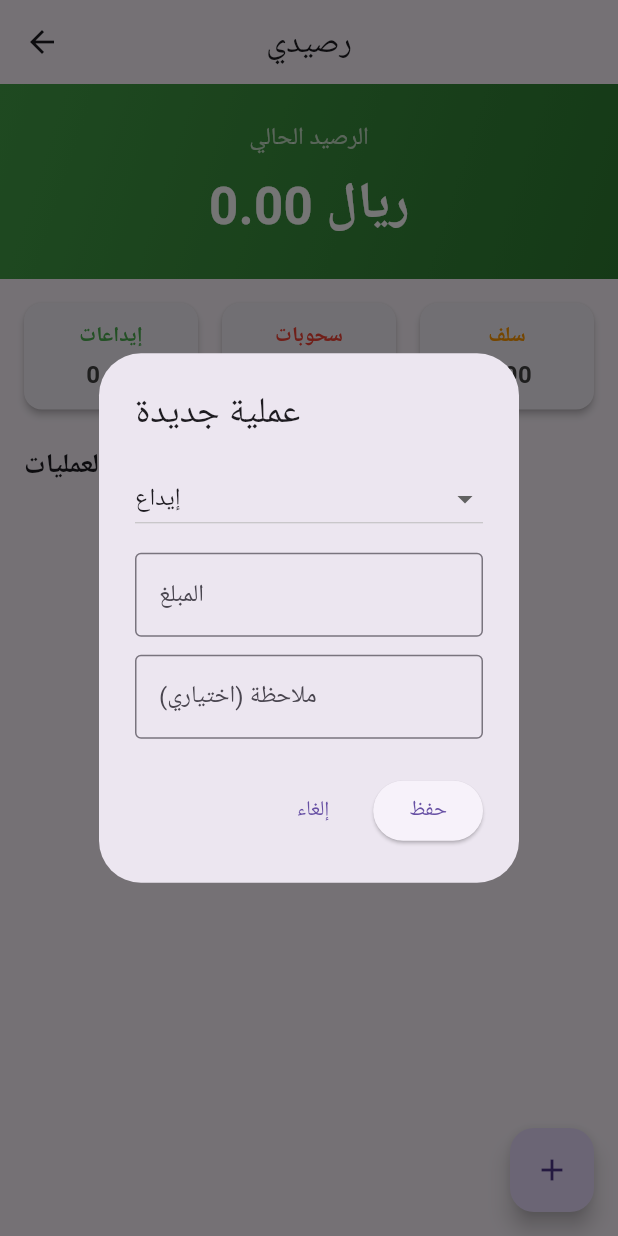
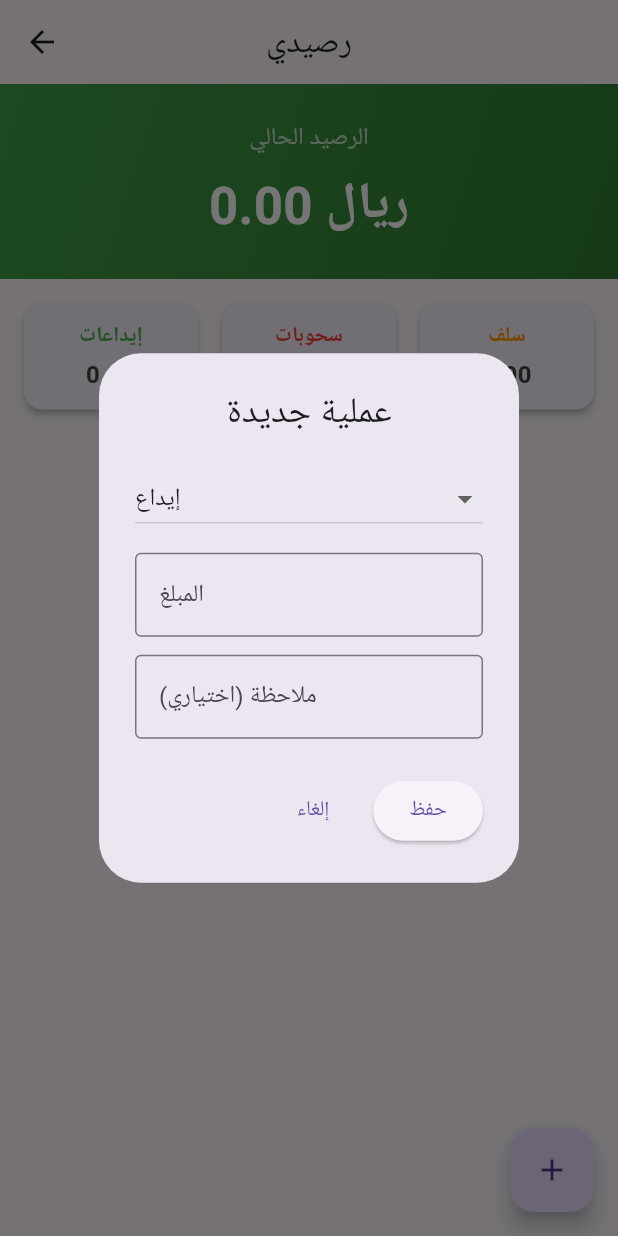
Before and after one commit to deddwe23/7asbh, a Flutter app: the WalletPage screen opened directly, after a tap on the "add" icon, on a phone screen of 412 x 824 dp. Run offline on Flutter 3.47's test engine with Material 3 defaults, Android fonts, the phone set to English and light mode, and no system bars; our stand-ins replace shared_preferences, supabase_flutter; accounts and stored records are empty.

Commit message:
توسيط كل العناصر + إضافة زر حذف لكل سجل

```diff
--- a/lib/main.dart
+++ b/lib/main.dart
@@ -29,6 +29,7 @@ class MyApp extends StatelessWidget {
   Widget build(BuildContext context) {
     return const MaterialApp(
       debugShowCheckedModeBanner: false,
+      title: 'رصيدي',
       home: AuthGate(),
     );
   }
@@ -366,7 +367,8 @@ class _WalletPageState extends State<WalletPage> {
         return StatefulBuilder(
           builder: (context, setDialogState) {
             return AlertDialog(
-              title: const Text('عملية جديدة'),
+              title: const Text('عملية جديدة',
+                  textAlign: TextAlign.center),
               content: Column(
                 mainAxisSize: MainAxisSize.min,
                 children: [
@@ -394,6 +396,7 @@ class _WalletPageState extends State<WalletPage> {
                   TextField(
                     controller: amountController,
                     keyboardType: TextInputType.number,
+                    textAlign: TextAlign.center,
                     decoration: const InputDecoration(
                       labelText: 'المبلغ',
                       border: OutlineInputBorder(),
@@ -402,6 +405,7 @@ class _WalletPageState extends State<WalletPage> {
                   const SizedBox(height: 12),
                   TextField(
                     controller: noteController,
+                    textAlign: TextAlign.center,
                     decoration: InputDecoration(
                       labelText: selectedType == 'سلفة'
                           ? 'اسم الشخص (اختياري)'
@@ -458,20 +462,21 @@ class _WalletPageState extends State<WalletPage> {
                   const Padding(
                     padding:
                         EdgeInsets.symmetric(horizontal: 16, vertical: 8),
-                  child: Row(
-                    children: [
-                      Text(
+                    child: Center(
+                      child: Text(
                         'سجل العمليات',
+                        textAlign: TextAlign.center,
                         style: TextStyle(
                             fontSize: 18,
                             fontWeight: FontWeight.bold),
                       ),
-                    ],
                     ),
                   ),
                 Expanded(
                   child: records.isEmpty
-                      ? const Center(child: Text('لا توجد عمليات بعد'))
+                      ? const Center(
+                          child: Text('لا توجد عمليات بعد',
+                              textAlign: TextAlign.center))
                       : ListView.builder(
                           itemCount: records.length,
                           itemBuilder: (context, index) {
@@ -501,11 +506,13 @@ class _WalletPageState extends State<WalletPage> {
         children: [
           const Text(
             'الرصيد الحالي',
+            textAlign: TextAlign.center,
             style: TextStyle(color: Colors.white70, fontSize: 16),
           ),
           const SizedBox(height: 8),
           Text(
             '${balance.toStringAsFixed(2)} ريال',
+            textAlign: TextAlign.center,
             style: const TextStyle(
               color: Colors.white,
               fontSize: 34,
@@ -549,12 +556,14 @@ class _WalletPageState extends State<WalletPage> {
           children: [
             Text(
               label,
+              textAlign: TextAlign.center,
               style:
                   TextStyle(color: color, fontWeight: FontWeight.bold),
             ),
             const SizedBox(height: 4),
             Text(
               amount.toStringAsFixed(2),
+              textAlign: TextAlign.center,
               style: TextStyle(
                 fontSize: 16,
                 fontWeight: FontWeight.bold,
@@ -626,14 +635,20 @@ class _WalletPageState extends State<WalletPage> {
           child: Icon(icon, color: iconColor, size: 20),
         ),
         title: Text(type,
+            textAlign: TextAlign.center,
             style: const TextStyle(fontWeight: FontWeight.w600)),
         subtitle: subtitle.isNotEmpty
             ? Text(subtitle,
+                textAlign: TextAlign.center,
                 style:
                     TextStyle(color: Colors.grey[600], fontSize: 13))
             : null,
-        trailing: Text(
+        trailing: Row(
+          mainAxisSize: MainAxisSize.min,
+          children: [
+            Text(
               '${amount.toStringAsFixed(2)} ريال',
+              textAlign: TextAlign.center,
               style: TextStyle(
                 fontSize: 15,
                 fontWeight: FontWeight.w600,
@@ -642,6 +657,17 @@ class _WalletPageState extends State<WalletPage> {
                     : Colors.red,
               ),
             ),
+            const SizedBox(width: 4),
+            IconButton(
+              icon: const Icon(Icons.delete_outline, size: 18),
+              color: Colors.red.shade300,
+              onPressed: () async {
+                final confirmed = await confirmDelete(item);
+                if (confirmed) deleteTransaction(item);
+              },
+            ),
+          ],
+        ),
       ),
     );
   }
```
Also changed, not shown: pubspec.lock. Lines whose indentation alone changed are shown as unchanged.
